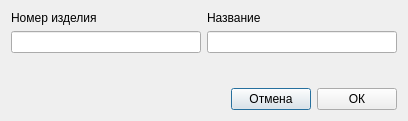
The window that productsearchform.ui (Flamio/RepairCards) describes before a commit, drawn with Qt 5.
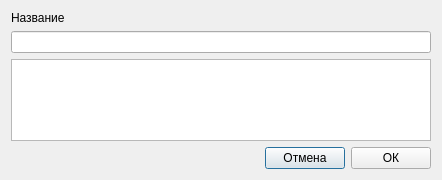
The same window after the commit.

Diff of the .ui file:
```diff
--- a/productsearchform.ui
+++ b/productsearchform.ui
@@ -6,8 +6,8 @@
    <rect>
     <x>0</x>
     <y>0</y>
-    <width>408</width>
-    <height>121</height>
+    <width>442</width>
+    <height>180</height>
    </rect>
   </property>
   <property name="windowTitle">
@@ -19,19 +19,13 @@
      <item>
       <layout class="QGridLayout" name="gridLayout">
        <item row="1" column="0">
-        <widget class="QLineEdit" name="number"/>
-       </item>
-       <item row="1" column="1">
-        <widget class="QLineEdit" name="name"/>
+        <widget class="QLineEdit" name="name">
+         <property name="readOnly">
+          <bool>false</bool>
+         </property>
+        </widget>
        </item>
        <item row="0" column="0">
-        <widget class="QLabel" name="label">
-         <property name="text">
-          <string>Номер изделия</string>
-         </property>
-        </widget>
-       </item>
-       <item row="0" column="1">
         <widget class="QLabel" name="label_2">
          <property name="text">
           <string>Название</string>
@@ -40,6 +34,9 @@
        </item>
       </layout>
      </item>
+     <item>
+      <widget class="QListWidget" name="listWidget"/>
+     </item>
      <item>
       <spacer name="verticalSpacer">
        <property name="orientation">
```
